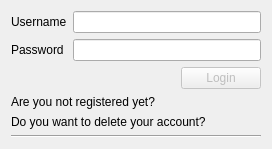
Qt form client/loginwindow.ui (gianluca-amprimo/pds-project) before a commit.
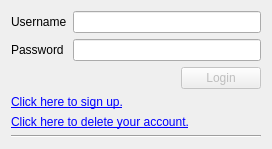
The same form after that commit. Icons and pictures are not drawn.

```diff
--- a/client/loginwindow.ui
+++ b/client/loginwindow.ui
@@ -98,7 +98,7 @@
       <bool>false</bool>
      </property>
      <property name="text">
-      <string>&lt;html&gt;&lt;head/&gt;&lt;body&gt;&lt;p&gt;&lt;span style=&quot; color:#000000;&quot;&gt;Are you not registered yet?&lt;/span&gt;&lt;/p&gt;&lt;/body&gt;&lt;/html&gt;</string>
+      <string>&lt;a href=&quot;\&quot;&gt;Click here to sign up.&lt;/a&gt;</string>
      </property>
      <property name="textInteractionFlags">
       <set>Qt::LinksAccessibleByMouse</set>
@@ -108,7 +108,10 @@
    <item>
     <widget class="QLabel" name="CancellationLink">
      <property name="text">
-      <string>Do you want to delete your account?</string>
+      <string>&lt;a href=&quot;\&quot;&gt;Click here to delete your account.&lt;/a&gt;</string>
+     </property>
+     <property name="textFormat">
+      <enum>Qt::AutoText</enum>
      </property>
     </widget>
    </item>
```
Left out of the diff: 7 changed lines with no effect on the pictures.
